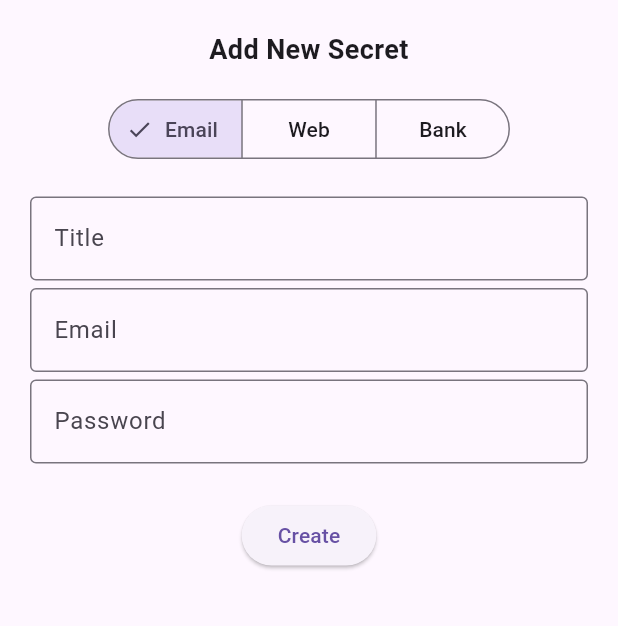
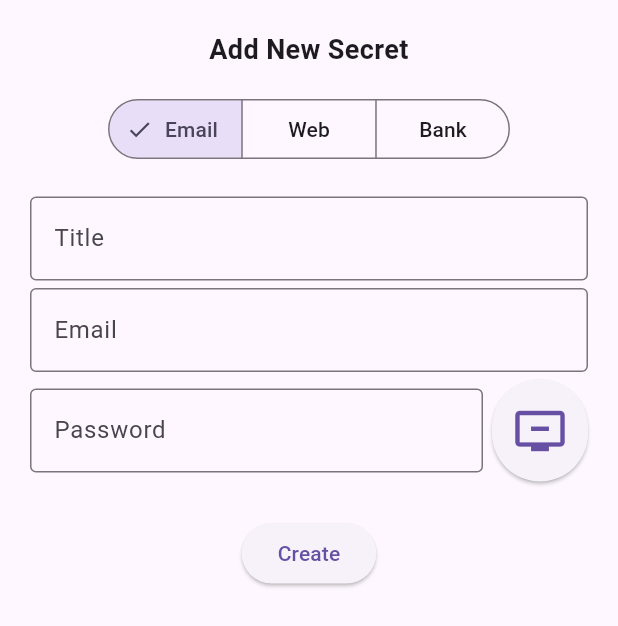
Before and after one commit to dayain/pwm, a Flutter app: the AddSecretForm widget shown alone on an empty page, opened directly, on a phone screen of 412 x 824 dp. Shown: the top 626 px of the screen. Run offline on Flutter 3.47's test engine with Material 3 defaults, Android fonts, the light colour scheme and no system bars; our stand-ins replace flutter_secure_storage, rxdart; missing offline and left inert: encrypt; accounts and stored records are empty.

Commit message:
password generator implemented and integrated

```diff
--- /dev/null
+++ b/lib/core/utils/pwd_generator.dart
@@ -0,0 +1,488 @@
+import 'dart:math';
+
+class SmartPasswordGenerator {
+  static final _random = Random.secure();
+
+  // Expanded dictionary containing short root words (4-5 letters) for massive entropy combinations
+  static final List<String> _dictionary = [
+    'acid',
+    'apex',
+    'aqua',
+    'arch',
+    'atom',
+    'axis',
+    'bark',
+    'beam',
+    'beta',
+    'bird',
+    'bolt',
+    'bone',
+    'boss',
+    'bulb',
+    'calm',
+    'camp',
+    'cave',
+    'chef',
+    'clay',
+    'cliff',
+    'code',
+    'coin',
+    'crew',
+    'cube',
+    'dawn',
+    'desk',
+    'dial',
+    'disk',
+    'dome',
+    'dove',
+    'duke',
+    'dusk',
+    'echo',
+    'edge',
+    'envoy',
+    'epic',
+    'exam',
+    'exit',
+    'face',
+    'fact',
+    'fair',
+    'fame',
+    'fang',
+    'farm',
+    'fate',
+    'find',
+    'fire',
+    'fish',
+    'flag',
+    'flow',
+    'flux',
+    'foam',
+    'font',
+    'fuel',
+    'fuse',
+    'gala',
+    'game',
+    'gear',
+    'gem',
+    'glow',
+    'gold',
+    'grid',
+    'gulf',
+    'halo',
+    'hawk',
+    'haze',
+    'hero',
+    'hint',
+    'hive',
+    'icon',
+    'idea',
+    'iris',
+    'iron',
+    'item',
+    'jade',
+    'jazz',
+    'join',
+    'jolt',
+    'judge',
+    'jump',
+    'keen',
+    'kelp',
+    'king',
+    'kite',
+    'lava',
+    'leaf',
+    'lens',
+    'lime',
+    'link',
+    'lion',
+    'lock',
+    'loft',
+    'logo',
+    'loop',
+    'lunar',
+    'lynx',
+    'maze',
+    'mesh',
+    'mind',
+    'mint',
+    'mode',
+    'monk',
+    'moss',
+    'myth',
+    'neon',
+    'nest',
+    'node',
+    'nova',
+    'oasis',
+    'oat',
+    'opal',
+    'orbit',
+    'oxford',
+    'pace',
+    'pack',
+    'page',
+    'palm',
+    'path',
+    'peak',
+    'pearl',
+    'plot',
+    'plug',
+    'poem',
+    'poet',
+    'polar',
+    'pond',
+    'pool',
+    'port',
+    'pulsar',
+    'puma',
+    'quad',
+    'quantum',
+    'quiz',
+    'race',
+    'raft',
+    'rail',
+    'rain',
+    'ramp',
+    'reef',
+    'rift',
+    'ring',
+    'risk',
+    'rock',
+    'roof',
+    'root',
+    'rose',
+    'ruby',
+    'rush',
+    'safe',
+    'sage',
+    'sail',
+    'sand',
+    'scale',
+    'scout',
+    'seal',
+    'seed',
+    'seek',
+    'setup',
+    'ship',
+    'shoe',
+    'sign',
+    'silk',
+    'silo',
+    'site',
+    'size',
+    'skate',
+    'skip',
+    'sky',
+    'snow',
+    'soap',
+    'sofa',
+    'solar',
+    'song',
+    'soul',
+    'spark',
+    'spin',
+    'spur',
+    'star',
+    'step',
+    'surf',
+    'swan',
+    'tack',
+    'tact',
+    'tail',
+    'tank',
+    'tape',
+    'team',
+    'tent',
+    'text',
+    'thaw',
+    'tide',
+    'tiger',
+    'tilt',
+    'time',
+    'tint',
+    'toad',
+    'toll',
+    'tone',
+    'top',
+    'tour',
+    'town',
+    'toxic',
+    'trace',
+    'track',
+    'trade',
+    'trail',
+    'train',
+    'tramp',
+    'trap',
+    'tray',
+    'tree',
+    'trek',
+    'trend',
+    'trial',
+    'tribe',
+    'trick',
+    'trio',
+    'trip',
+    'trophy',
+    'trout',
+    'tube',
+    'tuck',
+    'tuft',
+    'tulip',
+    'tuna',
+    'tune',
+    'tunnel',
+    'turf',
+    'turn',
+    'tusk',
+    'tutor',
+    'twin',
+    'twist',
+    'type',
+    'unify',
+    'unit',
+    'unity',
+    'urge',
+    'urn',
+    'user',
+    'vale',
+    'valve',
+    'vapor',
+    'vase',
+    'vault',
+    'vector',
+    'veil',
+    'vein',
+    'velvet',
+    'vent',
+    'verb',
+    'vertex',
+    'vessel',
+    'vest',
+    'vial',
+    'vibe',
+    'video',
+    'view',
+    'vine',
+    'vinyl',
+    'viola',
+    'viper',
+    'viral',
+    'virus',
+    'visit',
+    'visor',
+    'vista',
+    'vivid',
+    'vocal',
+    'vodka',
+    'vogue',
+    'voice',
+    'void',
+    'volcano',
+    'volt',
+    'vortex',
+    'vote',
+    'vowel',
+    'voyage',
+    'vulcan',
+    'wade',
+    'wafer',
+    'waffle',
+    'wagon',
+    'waist',
+    'wait',
+    'waive',
+    'wake',
+    'walk',
+    'wall',
+    'walnut',
+    'wand',
+    'want',
+    'ward',
+    'warm',
+    'warn',
+    'warp',
+    'wart',
+    'wash',
+    'wasp',
+    'waste',
+    'watch',
+    'water',
+    'wave',
+    'wavy',
+    'wax',
+    'web',
+    'wedge',
+    'weed',
+    'week',
+    'weep',
+    'weigh',
+    'weld',
+    'well',
+    'west',
+    'whale',
+    'wharf',
+    'wheat',
+    'wheel',
+    'while',
+    'whip',
+    'whirl',
+    'whisk',
+    'whisper',
+    'white',
+    'whole',
+    'wick',
+    'wide',
+    'widow',
+    'width',
+    'wield',
+    'wife',
+    'wild',
+    'willow',
+    'wind',
+    'window',
+    'windy',
+    'wine',
+    'wing',
+    'wink',
+    'winner',
+    'winter',
+    'wipe',
+    'wire',
+    'wiry',
+    'wisdom',
+    'wise',
+    'wish',
+    'witch',
+    'witty',
+    'wizard',
+    'wolf',
+    'woman',
+    'wombat',
+    'wonder',
+    'wood',
+    'wool',
+    'word',
+    'work',
+    'world',
+    'worm',
+    'worry',
+    'worse',
+    'worst',
+    'worth',
+    'wound',
+    'woven',
+    'wrap',
+    'wreck',
+    'wren',
+    'wrench',
+    'wrestle',
+    'wring',
+    'wrist',
+    'write',
+    'wrong',
+    'yacht',
+    'yard',
+    'yarn',
+    'yawn',
+    'year',
+    'yeast',
+    'yell',
+    'yellow',
+    'yeti',
+    'yield',
+    'yoga',
+    'yogurt',
+    'yoke',
+    'yolk',
+    'young',
+    'youth',
+    'zebra',
+    'zenith',
+    'zero',
+    'zest',
+    'zigzag',
+    'zinc',
+    'zipper',
+    'zone',
+  ];
+
+  static final Map<String, String> _leetMapping = {
+    'i': '!',
+    'I': '!',
+    'a': '@',
+    'A': '@',
+    'o': '0',
+    'O': '0',
+    's': '\$',
+    'S': '\$',
+    'e': '3',
+    'E': '3',
+    't': '7',
+    'T': '7',
+  };
+
+  static final List<String> _specialChars = [
+    '!',
+    '@',
+    '#',
+    '\$',
+    '%',
+    '&',
+    '*',
+  ];
+
+  /// Generates a password structurally constrained strictly between 8 and 12 characters.
+  static String generate() {
+    // 1. Grab a random word from our expanded dictionary array context
+    String rawWord = _dictionary[_random.nextInt(_dictionary.length)];
+
+    // 2. Ensure length compatibility (truncate raw word if it accidentally exceeds 6 characters)
+    if (rawWord.length > 6) {
+      rawWord = rawWord.substring(0, 6);
+    }
+
+    // 3. Apply standard Title Case layout configuration
+    String processedWord =
+        rawWord.substring(0, 1).toUpperCase() +
+        rawWord.substring(1).toLowerCase();
+
+    // 4. Run the intelligent look-alike character substitution script
+    String leetWord = _applyLeetSpeak(processedWord);
+
+    // 5. Calculate remaining space dynamically to stay within the 8-12 ceiling budget
+    // Minimum target: 8 characters total. Maximum ceiling target: 12 characters total.
+    int currentLength = leetWord.length; // usually 3 to 6 chars
+    int targetPaddingLength = (10 - currentLength).clamp(
+      3,
+      5,
+    ); // Target total ~10 characters
+
+    // 6. Generate precise numeric trailing components
+    int minNum = pow(10, targetPaddingLength - 2).toInt();
+    int maxNum = (pow(10, targetPaddingLength - 1) - 1).toInt();
+    int digitsBlock = minNum + _random.nextInt(maxNum - minNum);
+
+    // 7. Extract structural symbol wrapping anchor
+    String specialChar = _specialChars[_random.nextInt(_specialChars.length)];
+
+    // 8. Composite assembly bundle layout
+    String finalPassword = '$leetWord$specialChar$digitsBlock';
+
+    // Emergency truncation fail-safe guard boundary rule
+    if (finalPassword.length > 12) {
+      finalPassword = finalPassword.substring(0, 12);
+    }
+
+    return finalPassword;
+  }
+
+  static String _applyLeetSpeak(String input) {
+    final buffer = StringBuffer();
+    for (int i = 0; i < input.length; i++) {
+      final char = input[i];
+      buffer.write(_leetMapping[char] ?? char);
+    }
+    return buffer.toString();
+  }
+}
--- a/lib/features/secrets/data/respository/secret_repository_impl.dart
+++ b/lib/features/secrets/data/respository/secret_repository_impl.dart
@@ -1,3 +1,7 @@
+import 'dart:convert';
+
+import 'package:flutter/cupertino.dart';
+import 'package:flutter/foundation.dart';
 import 'package:pwm/features/secrets/data/datasources/secret_local_datasource.dart';
 import 'package:pwm/features/secrets/data/models/banking_secret_model.dart';
 import 'package:pwm/features/secrets/data/models/email_secret_model.dart';
@@ -22,6 +26,7 @@ class SecretRepositoryImpl implements SecretRepository {
     final rawMapsList = _cachedSecrets
         .map((entity) => _mapEntityToModelJson(entity))
         .toList();
+    // printSecrets();
     await _localDataSource.saveSecrets(rawMapsList);
   }
 
@@ -102,4 +107,11 @@ class SecretRepositoryImpl implements SecretRepository {
     }
     return _cachedSecrets;
   }
+
+  void printSecrets() {
+    final jsonList = _cachedSecrets.map(_mapEntityToModelJson).toList();
+    if (kDebugMode) {
+      print(const JsonEncoder.withIndent('   ').convert(jsonList));
+    }
+  }
 }
--- /dev/null
+++ b/lib/features/secrets/presentation/helpers/suggest_secret_dialog.dart
@@ -0,0 +1,90 @@
+import 'package:flutter/material.dart';
+import 'package:flutter/services.dart';
+import 'package:pwm/core/presentation/presentation_util.dart';
+import 'package:pwm/core/utils/pwd_generator.dart';
+import 'package:pwm/features/secrets/presentation/managers/generate_secret_vm.dart';
+
+class SuggestSecretDialog {
+  static void showBottomSheet(BuildContext context, String generatedPwd) {
+    final GenerateSecretVM vm = GenerateSecretVM(generatedPwd: generatedPwd);
+    try {
+      showModalBottomSheet(
+        context: context,
+        shape: const RoundedRectangleBorder(
+          borderRadius: BorderRadius.vertical(top: Radius.circular(20)),
+        ),
+        builder: (sheetContext) {
+          return Padding(
+            padding: const EdgeInsets.all(24.0),
+            child: Column(
+              mainAxisSize: MainAxisSize.min,
+              children: [
+                const Text(
+                  'Generated Password',
+                  style: TextStyle(fontSize: 14, color: Colors.grey),
+                ),
+                const SizedBox(height: 16),
+
+                StreamBuilder<String>(
+                  stream: vm.newPassword,
+                  builder: (sheetContext, snap) {
+                    if (!snap.hasData) return const CircularProgressIndicator();
+                    return SelectableText(
+                      snap.data!,
+                      style: const TextStyle(
+                        fontSize: 28,
+                        fontWeight: FontWeight.bold,
+                        letterSpacing: 1.2,
+                      ),
+                      textAlign: TextAlign.center,
+                    );
+                  },
+                ),
+
+                const SizedBox(height: 24),
+                ElevatedButton.icon(
+                  icon: const Icon(Icons.copy),
+                  label: const Text('Copy to Clipboard'),
+                  onPressed: () async {
+                    await Clipboard.setData(
+                      ClipboardData(text: vm.newPassword.value),
+                    );
+                    if (!sheetContext.mounted) return;
+                    Navigator.pop(sheetContext);
+
+                    if (!context.mounted) return;
+                    ScaffoldMessenger.of(context).showSnackBar(
+                      const SnackBar(content: Text('Copied to clipboard!')),
+                    );
+                  },
+                ),
+                const SizedBox(height: 24),
+                ElevatedButton(
+                  onPressed: () {
+                    vm.refreshPassword.add(SmartPasswordGenerator.generate());
+                  },
+                  child: Padding(
+                    padding: EdgeInsetsGeometry.fromLTRB(10, 5, 10, 5),
+                    child: const Text(
+                      "Refresh Password",
+                      textAlign: TextAlign.center,
+                      style: TextStyle(
+                        fontSize: 18,
+                        fontWeight: FontWeight.bold,
+                        backgroundColor: Colors.blueAccent,
+                        color: Colors.white,
+                      ),
+                    ),
+                  ),
+                ),
+                const SizedBox(height: 16),
+              ],
+            ),
+          );
+        },
+      ).whenComplete(() => vm.dispose());
+    } catch (_) {
+      PresentationUtil.showError(context, "Unkown Error!");
+    }
+  }
+}
--- /dev/null
+++ b/lib/features/secrets/presentation/managers/generate_secret_vm.dart
@@ -0,0 +1,19 @@
+import 'package:rxdart/rxdart.dart';
+
+class GenerateSecretVM {
+  final String generatedPwd;
+  GenerateSecretVM({required this.generatedPwd}) {
+    _refreshPasswordSubject.add(generatedPwd);
+  }
+
+  final _refreshPasswordSubject = BehaviorSubject<String>.seeded("");
+
+  // from UI
+  Sink<String> get refreshPassword => _refreshPasswordSubject.sink;
+  //  to UI
+  ValueStream<String> get newPassword => _refreshPasswordSubject.stream;
+
+  void dispose() {
+    _refreshPasswordSubject.close();
+  }
+}
--- a/lib/features/secrets/presentation/pages/add_secret_form.dart
+++ b/lib/features/secrets/presentation/pages/add_secret_form.dart
@@ -1,10 +1,12 @@
 import 'package:flutter/material.dart';
 import 'package:provider/provider.dart';
 import 'package:pwm/core/utils/crypt_util.dart';
+import 'package:pwm/core/utils/pwd_generator.dart';
 import 'package:pwm/features/secrets/domain/entities/banking_secret_entity.dart';
 import 'package:pwm/features/secrets/domain/entities/email_secret_entity.dart';
 import 'package:pwm/features/secrets/domain/entities/secret_entity.dart';
 import 'package:pwm/features/secrets/domain/entities/web_secret_entity.dart';
+import 'package:pwm/features/secrets/presentation/helpers/suggest_secret_dialog.dart';
 import 'package:pwm/features/secrets/presentation/managers/add_secret_vm.dart';
 import 'package:pwm/features/secrets/presentation/managers/secret_events.dart';
 import 'package:pwm/features/secrets/presentation/managers/secret_vm.dart';
@@ -137,16 +139,36 @@ class AddSecretForm extends StatelessWidget {
               },
             ),
             const SizedBox(height: 5),
-            TextFormField(
+            Row(
+              mainAxisSize: MainAxisSize.max,
+              children: [
+                Expanded(
+                  child: TextFormField(
                     obscureText: true,
                     decoration: InputDecoration(
                       labelText: "Password",
                       border: OutlineInputBorder(),
                     ),
                     onChanged: (v) => password = v,
-              validator: (v) => v!.isEmpty || v.length < 6
+                    validator: (v) => v!.isEmpty && v.length < 6
                         ? "Required & minimum 6 chars"
                         : null,
+                  ),
+                ),
+                SizedBox(width: 6),
+                ElevatedButton(
+                  onPressed: () {
+                    SuggestSecretDialog.showBottomSheet(
+                      context,
+                      SmartPasswordGenerator.generate(),
+                    );
+                  },
+                  style: ElevatedButton.styleFrom(
+                    padding: const EdgeInsets.symmetric(vertical: 16),
+                  ),
+                  child: const Icon(Icons.remove_from_queue_outlined, size: 36),
+                ),
+              ],
             ),
             const SizedBox(height: 24),
             ElevatedButton(
@@ -222,7 +244,11 @@ class AddSecretForm extends StatelessWidget {
                   : null,
             ),
             const SizedBox(height: 16),
-            TextFormField(
+            Row(
+              mainAxisSize: MainAxisSize.max,
+              children: [
+                Expanded(
+                  child: TextFormField(
                     obscureText: true,
                     decoration: InputDecoration(
                       labelText: "Password",
@@ -233,6 +259,33 @@ class AddSecretForm extends StatelessWidget {
                         ? "Required & minimum 6 chars"
                         : null,
                   ),
+                ),
+                SizedBox(width: 6),
+                ElevatedButton(
+                  onPressed: () {
+                    SuggestSecretDialog.showBottomSheet(
+                      context,
+                      SmartPasswordGenerator.generate(),
+                    );
+                  },
+                  style: ElevatedButton.styleFrom(
+                    padding: const EdgeInsets.symmetric(vertical: 16),
+                  ),
+                  child: const Icon(Icons.remove_from_queue_outlined, size: 36),
+                ),
+              ],
+            ),
+            // TextFormField(
+            //   obscureText: true,
+            //   decoration: InputDecoration(
+            //     labelText: "Password",
+            //     border: OutlineInputBorder(),
+            //   ),
+            //   onChanged: (v) => password = v,
+            //   validator: (v) => v!.isEmpty && v.length < 6
+            //       ? "Required & minimum 6 chars"
+            //       : null,
+            // ),
             const SizedBox(height: 24),
             ElevatedButton(
               onPressed: () {
@@ -307,7 +360,11 @@ class AddSecretForm extends StatelessWidget {
                   (v == null || v.trim().isEmpty) ? 'required' : null,
             ),
             const SizedBox(height: 16),
-            TextFormField(
+            Row(
+              mainAxisSize: MainAxisSize.max,
+              children: [
+                Expanded(
+                  child: TextFormField(
                     obscureText: true,
                     decoration: InputDecoration(
                       labelText: "Password",
@@ -318,8 +375,28 @@ class AddSecretForm extends StatelessWidget {
                         ? "Required & minimum 6 chars"
                         : null,
                   ),
+                ),
+                SizedBox(width: 6),
+                ElevatedButton(
+                  onPressed: () {
+                    SuggestSecretDialog.showBottomSheet(
+                      context,
+                      SmartPasswordGenerator.generate(),
+                    );
+                  },
+                  style: ElevatedButton.styleFrom(
+                    padding: const EdgeInsets.symmetric(vertical: 16),
+                  ),
+                  child: const Icon(Icons.remove_from_queue_outlined, size: 36),
+                ),
+              ],
+            ),
             const SizedBox(height: 16),
-            TextFormField(
+            Row(
+              mainAxisSize: MainAxisSize.max,
+              children: [
+                Expanded(
+                  child: TextFormField(
                     obscureText: true,
                     decoration: InputDecoration(
                       labelText: "Profile Password",
@@ -330,6 +407,33 @@ class AddSecretForm extends StatelessWidget {
                         ? "Required & minimum 6 chars"
                         : null,
                   ),
+                ),
+                SizedBox(width: 6),
+                ElevatedButton(
+                  onPressed: () {
+                    SuggestSecretDialog.showBottomSheet(
+                      context,
+                      SmartPasswordGenerator.generate(),
+                    );
+                  },
+                  style: ElevatedButton.styleFrom(
+                    padding: const EdgeInsets.symmetric(vertical: 16),
+                  ),
+                  child: const Icon(Icons.remove_from_queue_outlined, size: 36),
+                ),
+              ],
+            ),
+            // TextFormField(
+            //   obscureText: true,
+            //   decoration: InputDecoration(
+            //     labelText: "Profile Password",
+            //     border: OutlineInputBorder(),
+            //   ),
+            //   onChanged: (v) => profilePassword = v,
+            //   validator: (v) => v!.isEmpty && v.length < 6
+            //       ? "Required & minimum 6 chars"
+            //       : null,
+            // ),
             const SizedBox(height: 24),
             ElevatedButton(
               onPressed: () {
--- a/lib/features/secrets/presentation/pages/secret_view_edit_modal.dart
+++ b/lib/features/secrets/presentation/pages/secret_view_edit_modal.dart
@@ -518,7 +518,7 @@ class SecretViewEditModal extends StatelessWidget {
                       ),
                     ),
                     Text(
-                      CryptoUtil.decrypt(secret.password!),
+                      CryptoUtil.decrypt(secret.password),
                       style: TextStyle(
                         fontSize: 25,
                         fontWeight: FontWeight.bold,
```
Lines whose indentation alone changed are shown as unchanged.
